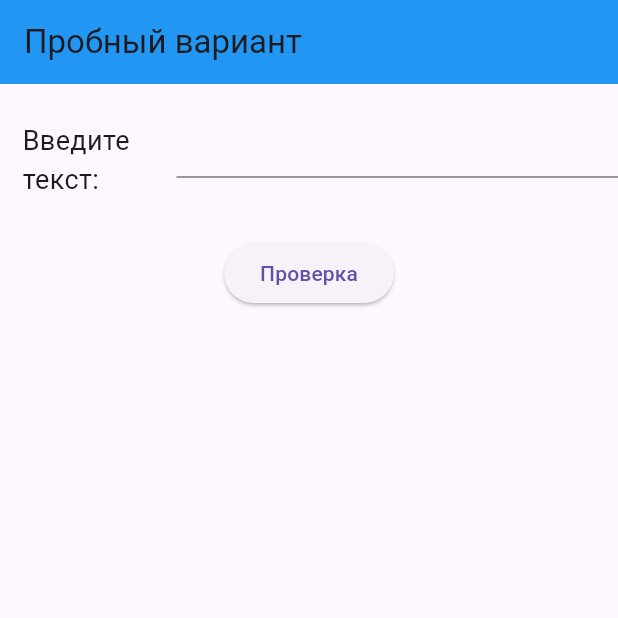
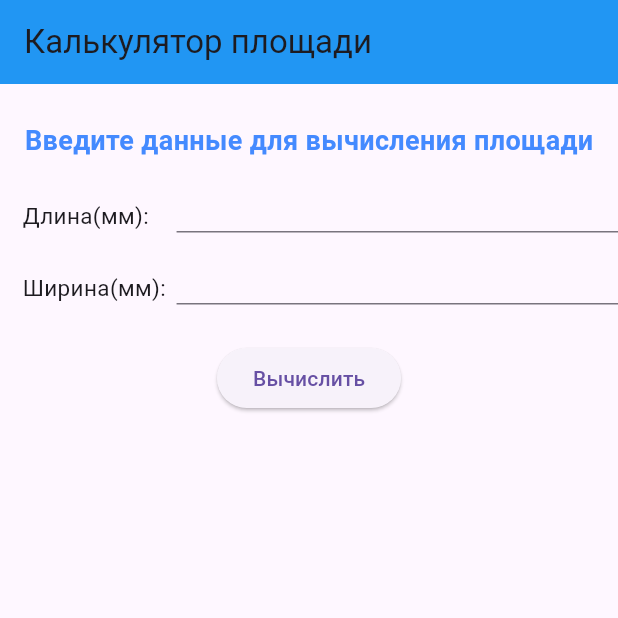
Before and after one commit to DonZskoy/mobileDevs, a Flutter app: the screen it shows after launch, on a phone screen of 412 x 824 dp, the top half of it. Run offline on Flutter 3.47's test engine with Material 3 defaults, Android fonts, the phone set to English and light mode, and no system bars.

Commit message:
adding form, text and methods

```diff
--- a/l6proj/lib/main.dart
+++ b/l6proj/lib/main.dart
@@ -12,7 +12,7 @@ class MyApp extends StatelessWidget {
       title: 'l6proj',
       home: Scaffold(
         appBar: AppBar(
-          title: const Text('Пробный вариант'),
+          title: const Text('Калькулятор площади'),
           backgroundColor: Colors.blue,
         ),
         body: const MyForm(),
@@ -33,6 +33,11 @@ class MyForm extends StatefulWidget {
 class MyFormState extends State<MyForm> {
   final _formKey = GlobalKey<FormState>();
 
+  String _width = '';
+  String _height = '';
+  int _area = 0;
+  String text = '';
+
   @override
   Widget build(BuildContext context) {
     return Form(
@@ -40,6 +45,16 @@ class MyFormState extends State<MyForm> {
             child: Column(
               crossAxisAlignment: CrossAxisAlignment.center,
               children: [
+                const Padding(padding: EdgeInsets.only(top: 25),
+                  child:
+                    Text('Введите данные для вычисления площади',
+                    style: TextStyle(
+                      color: Colors.blueAccent,
+                      fontSize: 18,
+                      fontWeight: FontWeight.w600
+                      ),
+                    ),
+                ),
                 Row(
                   children: <Widget>[
                     const Expanded(
@@ -47,7 +62,7 @@ class MyFormState extends State<MyForm> {
                         child:
                             Padding(padding: EdgeInsets.only(left: 15,top: 25),
                               child:
-                                Text('Введите текст:', style: TextStyle(fontSize: 18),),
+                                Text('Длина(мм):', style: TextStyle(fontSize: 15),),
                               ),
                             ),
                     Expanded(
@@ -57,11 +72,38 @@ class MyFormState extends State<MyForm> {
                         TextFormField(
                               validator: (value) {
                                 if (value == null || value.isEmpty) {
-                                  return 'Введите текст!';
+                                  return 'Введите длину!';
                                 }
-                                return null;
+                                  _width = value;
+                                  return null;
                               },
                             ),
+                    ),
+                  ],
+                ),
+                Row(
+                  children: <Widget>[
+                    const Expanded(
+                      flex: 2,
+                      child:
+                      Padding(padding: EdgeInsets.only(left: 15,top: 25),
+                        child:
+                        Text('Ширина(мм):', style: TextStyle(fontSize: 15),),
+                      ),
+                    ),
+                    Expanded(
+                      flex: 5,
+
+                      child:
+                      TextFormField(
+                        validator: (value) {
+                          if (value == null || value.isEmpty) {
+                            return 'Введите ширину!';
+                          }
+                          _height = value;
+                          return null;
+                        },
+                      ),
                     ),
                   ],
                 ),
@@ -70,14 +112,17 @@ class MyFormState extends State<MyForm> {
                   child: ElevatedButton(
                     onPressed: () {
                       if (_formKey.currentState!.validate()) {
-                        ScaffoldMessenger.of(context).showSnackBar(
-                          const SnackBar(content: Text('Поздравляю! Вы ввели текст')),
+                        setState(() {
+                          _area = int.parse(_width) * int.parse(_height);
+                          text = 'S = $_width * $_height = $_area';
+                          }
                         );
                       }
                     },
-                    child: const Text('Проверка'),
+                    child: const Text('Вычислить'),
                 ),
               ),
+              Text(_area == null ? 'задайте параметры' : text, style: const TextStyle(fontSize: 30),)
             ],
           ),
     );
```
